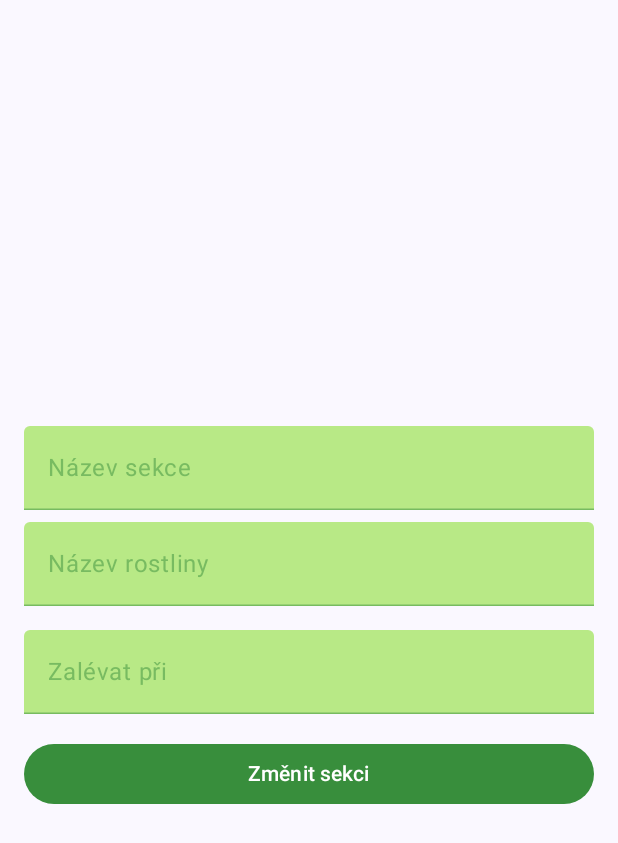
After one commit to ZvedamRance/greenhouse, an Android app built with Jetpack Compose: the composable EditSectionScreen called with empty values, on a phone screen of 412 x 824 dp. The commit adds this screen. Shown: the top 843 px of the screen. Run offline under Robolectric (Android 15) with nearby library versions, the light colour scheme and no system bars; our stand-ins replace Firebase (no records; nobody signed in at launch, a user with empty details on screens opened directly).

Commit message:
Limited input from text fields, added functionality for editing sections.

```diff
--- /dev/null
+++ b/app/src/main/java/com/example/greenhouse/ui/screen/EditSectionScreen.kt
@@ -0,0 +1,141 @@
+package com.example.greenhouse.ui.screen
+
+import androidx.compose.foundation.layout.*
+import androidx.compose.foundation.text.KeyboardOptions
+import androidx.compose.material3.*
+import androidx.compose.runtime.*
+import androidx.compose.ui.Alignment
+import androidx.compose.ui.Modifier
+import androidx.compose.ui.text.input.KeyboardType
+import androidx.compose.ui.unit.dp
+import androidx.lifecycle.viewmodel.compose.viewModel
+import androidx.navigation.NavHostController
+import com.example.greenhouse.ui.theme.DarkGreen
+import com.example.greenhouse.ui.theme.LightGreen
+import com.example.greenhouse.ui.theme.White
+import com.example.greenhouse.viewmodel.EditSectionViewModel
+import com.example.greenhouse.viewmodel.SectionDetailViewModel
+
+@Composable
+fun EditSectionScreen(
+    navController: NavHostController,
+    greenhouseId: String,
+    sectionId: String,
+    sectionDetailViewModel: SectionDetailViewModel = viewModel(),
+    viewModel: EditSectionViewModel = viewModel()
+) {
+
+    var sectionName by remember { mutableStateOf("") }
+    var plantName by remember { mutableStateOf("") }
+    var waterWhen by remember { mutableStateOf("") }
+
+    val isLoading by viewModel.isLoading.collectAsState()
+    val success by viewModel.success.collectAsState()
+    val errorMessage by viewModel.errorMessage.collectAsState()
+
+    LaunchedEffect(success) {
+        if (success) navController.popBackStack()
+    }
+
+    val section by sectionDetailViewModel.section.collectAsState()
+    LaunchedEffect(sectionId) {
+        sectionDetailViewModel.observeSection(greenhouseId, sectionId)
+    }
+
+    LaunchedEffect(section) {
+        section?.let {
+            sectionName = it.name
+            plantName = it.plant
+            val waterStr = it.water.toString().takeWhile { c -> c.isDigit() }
+            waterWhen = waterStr.take(2)
+        }
+    }
+
+    Box(
+        modifier = Modifier
+            .fillMaxSize()
+            .padding(16.dp),
+        contentAlignment = Alignment.Center
+    ) {
+        Column(horizontalAlignment = Alignment.CenterHorizontally) {
+
+            if (errorMessage != null) {
+                Text(errorMessage!!, color = MaterialTheme.colorScheme.error)
+                Spacer(modifier = Modifier.height(16.dp))
+            }
+
+            TextField(
+                value = sectionName,
+                onValueChange = { if (it.length <= 25) sectionName = it },
+                label = { Text("Název sekce") },
+                modifier = Modifier.fillMaxWidth(),
+                colors = TextFieldDefaults.colors(
+                    focusedTextColor = DarkGreen,
+                    unfocusedTextColor = DarkGreen,
+                    focusedContainerColor = LightGreen,
+                    unfocusedContainerColor = LightGreen,
+                    cursorColor = DarkGreen,
+                    focusedIndicatorColor = DarkGreen,
+                    unfocusedIndicatorColor = DarkGreen.copy(alpha = 0.5f),
+                    focusedLabelColor = DarkGreen,
+                    unfocusedLabelColor = DarkGreen.copy(alpha = 0.5f)
+                )
+            )
+
+            Spacer(modifier = Modifier.height(8.dp))
+
+            TextField(
+                value = plantName,
+                onValueChange = { if (it.length <= 25) plantName = it },
+                label = { Text("Název rostliny") },
+                modifier = Modifier.fillMaxWidth(),
+                colors = TextFieldDefaults.colors(
+                    focusedTextColor = DarkGreen,
+                    unfocusedTextColor = DarkGreen,
+                    focusedContainerColor = LightGreen,
+                    unfocusedContainerColor = LightGreen,
+                    cursorColor = DarkGreen,
+                    focusedIndicatorColor = DarkGreen,
+                    unfocusedIndicatorColor = DarkGreen.copy(alpha = 0.5f),
+                    focusedLabelColor = DarkGreen,
+                    unfocusedLabelColor = DarkGreen.copy(alpha = 0.5f)
+                )
+            )
+
+            Spacer(modifier = Modifier.height(16.dp))
+
+            TextField(
+                value = waterWhen,
+                onValueChange = { if (it.length <= 2) waterWhen = it },
+                label = { Text("Zalévat při") },
+                modifier = Modifier.fillMaxWidth(),
+                keyboardOptions = KeyboardOptions(keyboardType = KeyboardType.Number),
+                colors = TextFieldDefaults.colors(
+                    focusedTextColor = DarkGreen,
+                    unfocusedTextColor = DarkGreen,
+                    focusedContainerColor = LightGreen,
+                    unfocusedContainerColor = LightGreen,
+                    cursorColor = DarkGreen,
+                    focusedIndicatorColor = DarkGreen,
+                    unfocusedIndicatorColor = DarkGreen.copy(alpha = 0.5f),
+                    focusedLabelColor = DarkGreen,
+                    unfocusedLabelColor = DarkGreen.copy(alpha = 0.5f)
+                )
+            )
+
+            Spacer(modifier = Modifier.height(16.dp))
+
+            Button(
+                onClick = { viewModel.editSection(greenhouseId, sectionId, sectionName, plantName, waterWhen) },
+                modifier = Modifier.fillMaxWidth(),
+                enabled = !isLoading,
+                colors = ButtonDefaults.buttonColors(
+                    containerColor = DarkGreen,
+                    contentColor = White
+                )
+            ) {
+                Text(if (isLoading) "Ukládám..." else "Změnit sekci")
+            }
+        }
+    }
+}
--- a/app/src/main/java/com/example/greenhouse/ui/screen/GreenhouseDetailScreen.kt
+++ b/app/src/main/java/com/example/greenhouse/ui/screen/GreenhouseDetailScreen.kt
@@ -42,8 +42,7 @@ fun GreenhouseDetailScreen(
     Box(
         modifier = Modifier
             .fillMaxSize()
-            .statusBarsPadding()
-            .padding(WindowInsets.navigationBars.asPaddingValues())
+            .systemBarsPadding()
     ) {
         Column(modifier = Modifier.fillMaxSize().padding(horizontal = 16.dp)) {
 
@@ -103,7 +102,6 @@ fun GreenhouseDetailScreen(
                         Column(modifier = Modifier.padding(16.dp)) {
                             Text(section.name, style = MaterialTheme.typography.titleMedium)
                             Text("Plodina: ${section.plant}")
-                            //Text("Vlhkost půdy: ${section.moisture} %")
                             Text("Zalévat při: ${section.water} %")
                         }
                     }
@@ -123,7 +121,7 @@ fun GreenhouseDetailScreen(
         }
     }
 
-    /* vyskakovaci okna */
+    /* Vyskakovací okna */
 
     if (showDeleteDialog) {
         AlertDialog(
--- /dev/null
+++ b/app/src/main/java/com/example/greenhouse/viewmodel/EditSectionViewModel.kt
@@ -0,0 +1,63 @@
+package com.example.greenhouse.viewmodel
+
+import androidx.lifecycle.ViewModel
+import androidx.lifecycle.viewModelScope
+import com.example.greenhouse.repository.SectionRepository
+import kotlinx.coroutines.flow.MutableStateFlow
+import kotlinx.coroutines.flow.asStateFlow
+import kotlinx.coroutines.launch
+import kotlinx.coroutines.TimeoutCancellationException
+import kotlinx.coroutines.withTimeout
+
+    class EditSectionViewModel : ViewModel() {
+        private val repository: SectionRepository = SectionRepository()
+
+        private val _isLoading = MutableStateFlow(false)
+        val isLoading = _isLoading.asStateFlow()
+
+        private val _errorMessage = MutableStateFlow<String?>(null)
+        val errorMessage = _errorMessage.asStateFlow()
+
+        private val _success = MutableStateFlow(false)
+        val success = _success.asStateFlow()
+
+        fun editSection(greenhouseId: String, sectionId: String, name: String, plant: String, water: String) {
+
+            val waterInt = water.toIntOrNull()
+
+            if (name.isBlank()) {
+                _errorMessage.value = "Název sekce nesmí být prázdný."
+                return
+            }
+
+            if (waterInt == null || waterInt < 0 || waterInt > 100) {
+                _errorMessage.value = "Zadejte celé číslo. Platné hodnoty pro zalévání: 0–100."
+                return
+            }
+
+            viewModelScope.launch {
+                try {
+                    _isLoading.value = true
+                    _errorMessage.value = null
+
+                    withTimeout(10_000L) {
+                        repository.updateSection(
+                            greenhouseId = greenhouseId,
+                            sectionId = sectionId,
+                            name = name,
+                            plant = plant,
+                            water = waterInt
+                        )
+                    }
+
+                    _success.value = true
+                } catch (e: TimeoutCancellationException) {
+                    _errorMessage.value = "Nepodařilo se upravit sekci – zkontrolujte připojení k internetu."
+                } catch (e: Exception) {
+                    _errorMessage.value = e.message
+                } finally {
+                    _isLoading.value = false
+                }
+            }
+        }
+    }
```
Also changed, not shown: app/src/main/java/com/example/greenhouse/repository/SectionRepository.kt (+24 -2 lines), app/src/main/java/com/example/greenhouse/ui/navigation/AppNavHost.kt (+29 -39 lines), app/src/main/java/com/example/greenhouse/ui/navigation/Screen.kt (+9 -2 lines), app/src/main/java/com/example/greenhouse/ui/screen/MainScreen.kt (+21 -7 lines), app/src/main/java/com/example/greenhouse/ui/screen/SectionDetailScreen.kt (+18 -3 lines).
